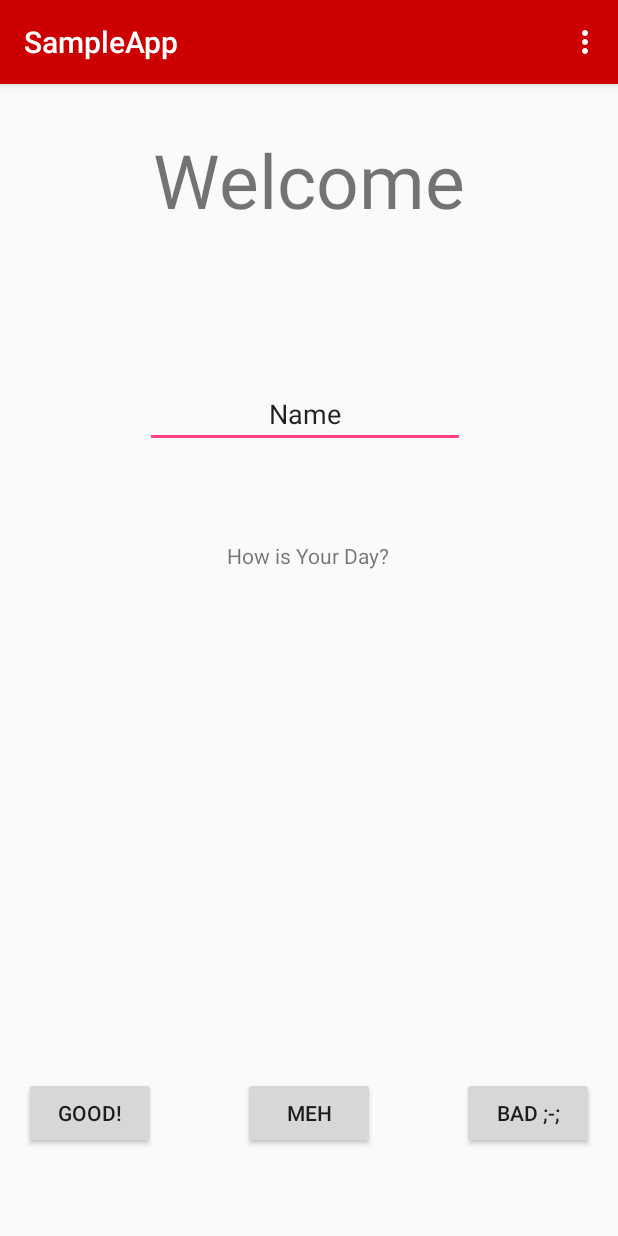
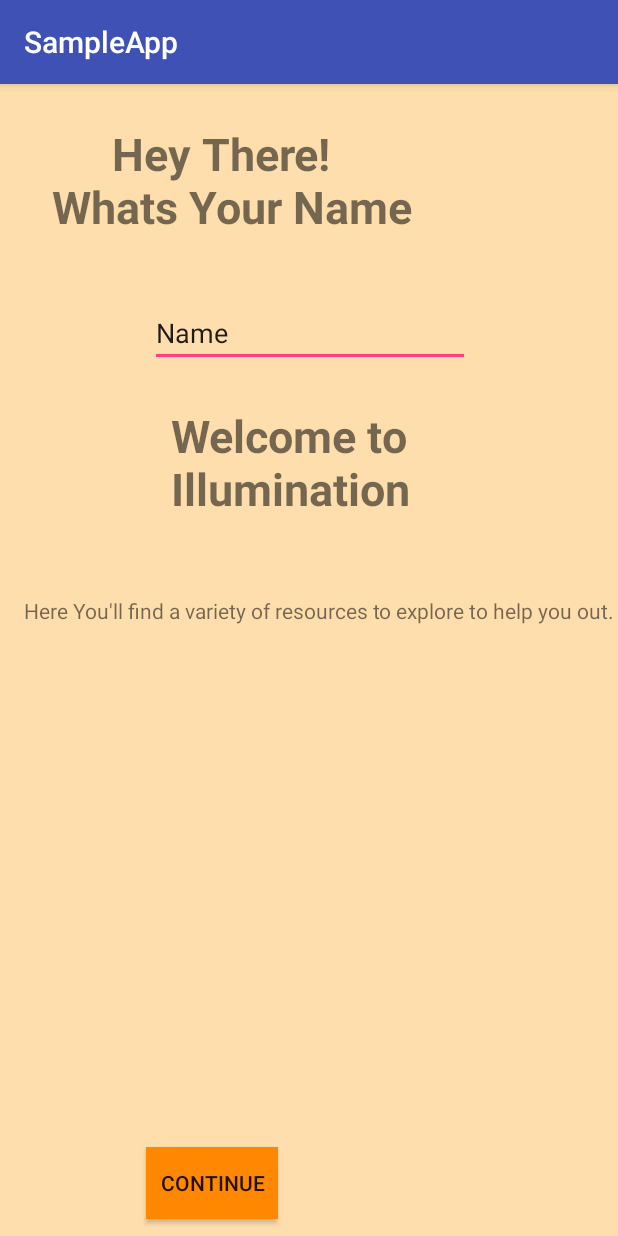
Before and after one commit to ashdawngary/IlluminationAppJava, an Android app: the screen it shows after launch (Mainscreenactivity before the commit, FirstMeetUp after it), on a phone screen of 412 x 824 dp. Run offline under Robolectric (Android 15) with nearby library versions, the phone set to English and light mode, and no system bars.

Commit message:
More Aesthetics for Introduction Screen Working witch colors etc.  Also name checks and check cases to not have empty names or bad names

```diff
--- /dev/null
+++ b/app/src/main/res/layout/activity_first_meet_up.xml
@@ -0,0 +1,88 @@
+<?xml version="1.0" encoding="utf-8"?>
+<android.support.constraint.ConstraintLayout xmlns:android="http://schemas.android.com/apk/res/android"
+    xmlns:app="http://schemas.android.com/apk/res-auto"
+    xmlns:tools="http://schemas.android.com/tools"
+    android:layout_width="match_parent"
+    android:layout_height="match_parent"
+    tools:context="com.example.neelb.sampleapp.FirstMeetUp">
+
+    <TextView
+        android:id="@+id/textView15"
+        android:layout_width="wrap_content"
+        android:layout_height="wrap_content"
+        android:text="Welcome to\nIllumination"
+        android:textSize="30sp"
+        android:textStyle="bold"
+        tools:layout_constraintTop_creator="1"
+        android:layout_marginStart="14dp"
+        android:layout_marginTop="25dp"
+        app:layout_constraintTop_toBottomOf="@+id/EnterText"
+        tools:layout_constraintLeft_creator="1"
+        app:layout_constraintLeft_toLeftOf="@+id/EnterText"
+        android:layout_marginLeft="14dp" />
+
+    <TextView
+        android:id="@+id/textView16"
+        android:layout_width="wrap_content"
+        android:layout_height="wrap_content"
+        android:text="Hey There! \n Whats Your Name"
+        android:textAlignment="center"
+        android:textSize="30sp"
+        android:textStyle="bold"
+        tools:layout_constraintTop_creator="1"
+        android:layout_marginStart="27dp"
+        android:layout_marginTop="26dp"
+        tools:layout_constraintLeft_creator="1"
+        app:layout_constraintLeft_toLeftOf="parent"
+        app:layout_constraintTop_toTopOf="parent"
+        android:layout_marginLeft="27dp" />
+
+    <EditText
+        android:id="@+id/EnterText"
+        android:layout_width="wrap_content"
+        android:layout_height="wrap_content"
+        android:ems="10"
+        android:inputType="textPersonName"
+        android:text="Name"
+        tools:layout_constraintTop_creator="1"
+        tools:layout_constraintRight_creator="1"
+        app:layout_constraintRight_toRightOf="parent"
+        android:layout_marginTop="41dp"
+        app:layout_constraintTop_toBottomOf="@+id/textView16"
+        tools:layout_constraintLeft_creator="1"
+        app:layout_constraintLeft_toLeftOf="parent"
+        app:layout_constraintHorizontal_bias="0.504" />
+
+    <TextView
+        android:id="@+id/textView17"
+        android:layout_width="wrap_content"
+        android:layout_height="wrap_content"
+        android:layout_marginEnd="57dp"
+        android:layout_marginLeft="58dp"
+        android:layout_marginRight="57dp"
+        android:layout_marginStart="58dp"
+        android:layout_marginTop="51dp"
+        android:text="Here You'll find a variety of resources to explore to help you out."
+        android:textAlignment="center"
+        app:layout_constraintLeft_toLeftOf="@+id/EnterText"
+        app:layout_constraintRight_toRightOf="@+id/textView15"
+        app:layout_constraintTop_toBottomOf="@+id/textView15"
+        tools:layout_constraintLeft_creator="1"
+        tools:layout_constraintRight_creator="1"
+        tools:layout_constraintTop_creator="1"
+        app:layout_constraintHorizontal_bias="0.427" />
+
+    <Button
+        android:id="@+id/continueButton"
+        android:layout_width="wrap_content"
+        android:layout_height="wrap_content"
+        android:layout_marginBottom="11dp"
+        android:layout_marginLeft="97dp"
+        android:layout_marginStart="97dp"
+        android:background="@android:color/holo_orange_dark"
+        android:text="CONTINue"
+        app:layout_constraintBottom_toBottomOf="parent"
+        app:layout_constraintLeft_toLeftOf="parent"
+        tools:layout_constraintBottom_creator="1"
+        tools:layout_constraintLeft_creator="1" />
+</android.support.constraint.ConstraintLayout>
```
Also changed, not shown: app/src/main/AndroidManifest.xml (+5 -2 lines), app/src/main/java/com/example/neelb/sampleapp/FirstMeetUp.java (added, +99 -0 lines), app/src/main/java/com/example/neelb/sampleapp/Mainscreenactivity.java (+31 -4 lines).
